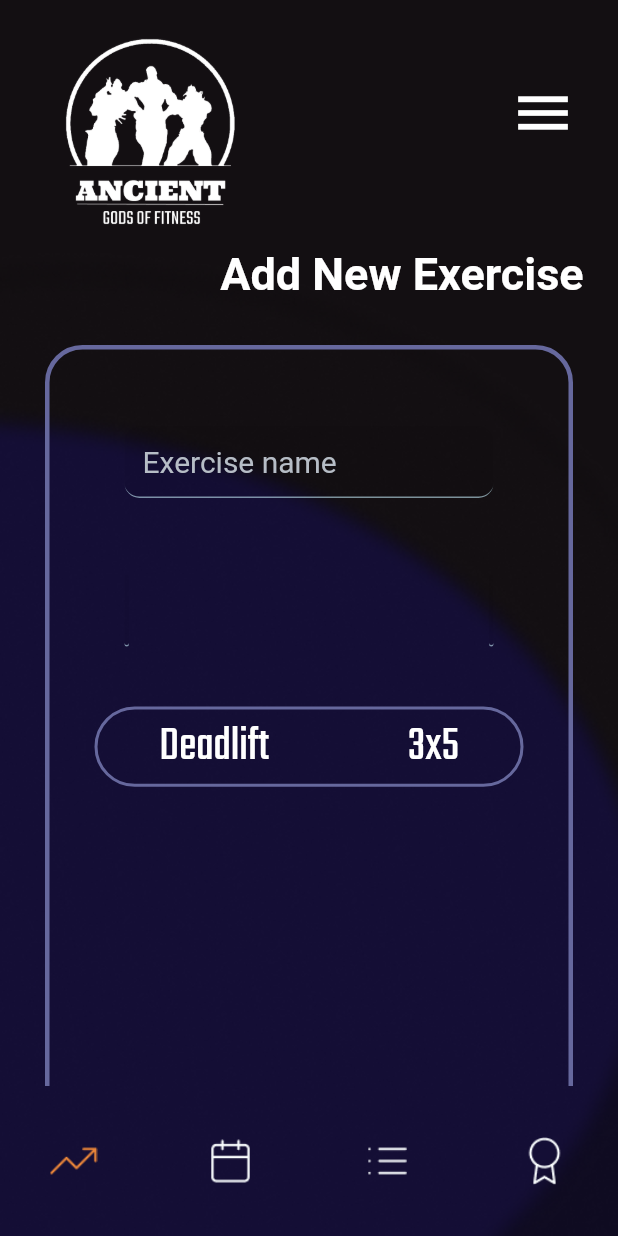
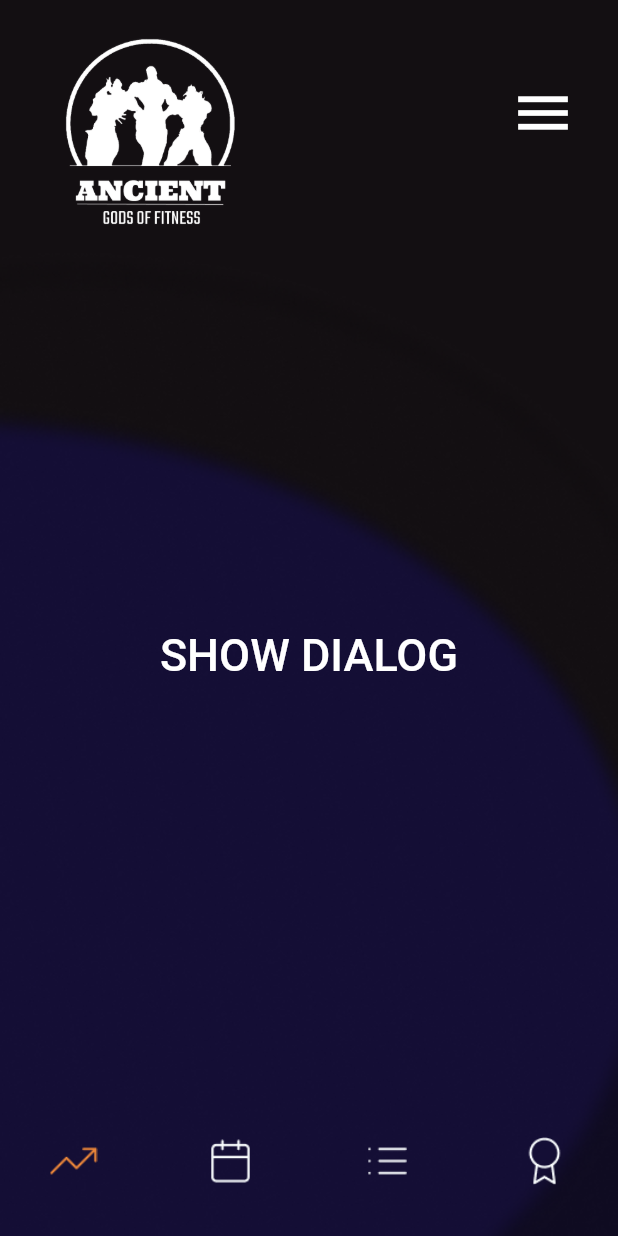
Before and after one commit to jowczar/workout-app, a Flutter app: the screen it shows after launch, on a phone screen of 412 x 824 dp. Run offline on Flutter 3.47's test engine with Material 2 defaults, Android fonts, the phone set to English and light mode, and no system bars; drawn by our look-alikes of flutter_slidable; our stand-ins replace bloc, cached_network_image, flutter_bloc, flutter_svg; missing offline and left inert: dart:ffi, indexed.

Commit message:
Add custom drawer and alert dialog

```diff
--- a/frontend/lib/screens/add_exercise_screen/page/add_exercise_page.dart
+++ b/frontend/lib/screens/add_exercise_screen/page/add_exercise_page.dart
@@ -1,6 +1,7 @@
 import 'package:workout_app/screens/add_exercise_screen/widget/add_exercise_content.dart';
 import 'package:workout_app/screens/common_widgets/custom_app_bar.dart';
 import 'package:workout_app/screens/common_widgets/custom_bottom_navigation_bar.dart';
+import 'package:workout_app/screens/common_widgets/custom_drawer.dart';
 import 'package:workout_app/screens/forgot_password/page/forgot_password_page.dart';
 import 'package:workout_app/screens/sign_in/bloc/sign_in_bloc.dart';
 
@@ -19,6 +20,7 @@ class AddExercisePage extends StatelessWidget {
         extendBody: true,
         appBar: PreferredSize(
             child: CustomAppBar(), preferredSize: Size.fromHeight(150)),
+        endDrawer: CustomDrawer(),
         // appBar: AppBar(
         //     elevation: 0,
         //     backgroundColor: Colors.amber,
--- a/frontend/lib/screens/add_exercise_screen/widget/add_exercise_content.dart
+++ b/frontend/lib/screens/add_exercise_screen/widget/add_exercise_content.dart
@@ -12,6 +12,7 @@ import 'package:workout_app/screens/common_widgets/mini_logo.dart';
 import 'package:workout_app/screens/common_widgets/or_field.dart';
 import 'package:workout_app/screens/common_widgets/slidable_button.dart';
 import 'package:workout_app/screens/common_widgets/text_field.dart';
+import 'package:workout_app/screens/common_widgets/custom_alert_dialog.dart';
 import 'package:workout_app/screens/sign_in/bloc/sign_in_bloc.dart';
 import 'package:flutter/cupertino.dart';
 import 'package:flutter/gestures.dart';
@@ -41,7 +42,7 @@ class AddExerciseContent extends StatelessWidget {
                 currState is NextTabBarPageState,
             builder: (context, state) {
               if (state is LoadingState) {
-                return _createLoading();
+                // return _createLoading();
               } else if (state is ErrorState || state is NextTabBarPageState) {
                 return SizedBox();
               }
@@ -53,18 +54,6 @@ class AddExerciseContent extends StatelessWidget {
     );
   }
 
-  Widget _renderLogo(BuildContext context, double logoSize) {
-    return Center(
-      child: Padding(
-          padding: const EdgeInsets.all(1.0),
-          child: Image.asset(
-            ImageConstant.imgLogo,
-            height: logoSize,
-            width: logoSize,
-          )),
-    );
-  }
-
   Widget _createMainData(BuildContext context) {
     return SafeArea(
         child: SizedBox(
@@ -72,215 +61,238 @@ class AddExerciseContent extends StatelessWidget {
             width: MediaQuery.of(context).size.width,
             child: Stack(children: <Widget>[
               const SizedBox(height: 300),
-              Padding(
-                  padding: getPadding(top: 15, right: 20),
-                  child: Column(
-                    crossAxisAlignment: CrossAxisAlignment.end,
-                    children: <Widget>[
-                      Row(
-                          mainAxisAlignment: MainAxisAlignment.end,
-                          crossAxisAlignment: CrossAxisAlignment.center,
-                          children: const <Widget>[
-                            Text(
-                              TextConstant.addNewExercise,
-                              textAlign: TextAlign.center,
-                              overflow: TextOverflow.ellipsis,
-                              style: TextStyle(
-                                  fontWeight: FontWeight.bold,
-                                  fontSize: 30,
-                                  color: Color.fromARGB(255, 255, 255, 255)),
-                            ),
-                          ]),
-                    ],
-                  )),
-              Positioned(
-                  child: AuthorizationBox(
-                isLogoEnabled: false,
-                child: Column(
-                  children: <Widget>[
-                    _createForm(context),
-                    const SizedBox(height: 350),
-                    Padding(
-                        padding: getPadding(left: 2),
-                        child: Column(
-                          crossAxisAlignment: CrossAxisAlignment.end,
-                          children: [
-                            Row(
-                              mainAxisAlignment: MainAxisAlignment.spaceBetween,
-                              children: <Widget>[
-                                _createCancelButton(context),
-                                _createSaveButton(context),
-                              ],
-                            )
-                          ],
-                        ))
-                  ],
-                ),
-              )),
+              CustomAlertDialog()
             ])));
   }
 
-  Widget _createLoading() {
-    return Loader();
-  }
+  // Widget _renderLogo(BuildContext context, double logoSize) {
+  //   return Center(
+  //     child: Padding(
+  //         padding: const EdgeInsets.all(1.0),
+  //         child: Image.asset(
+  //           ImageConstant.imgLogo,
+  //           height: logoSize,
+  //           width: logoSize,
+  //         )),
+  //   );
+  // }
 
-  Widget _createForm(BuildContext context) {
-    final bloc = BlocProvider.of<SignInBloc>(context);
-    return BlocBuilder<SignInBloc, SignInState>(
-      buildWhen: (_, currState) => currState is ShowErrorState,
-      builder: (context, state) {
-        return Column(
-          crossAxisAlignment: CrossAxisAlignment.start,
-          mainAxisSize: MainAxisSize.min,
-          children: [
-            CustomTextField(
-              title: "",
-              textInputAction: TextInputAction.next,
-              placeholder: TextConstant.exerciseName,
-              controller: bloc.emailController, //to change
-              errorText: "",
-              isError: false,
-              onTextChanged: () {
-                bloc.add(OnTextChangeEvent());
-              },
-            ),
-            const SizedBox(height: 30),
-            Row(
-              mainAxisAlignment: MainAxisAlignment.spaceBetween,
-              children: [
-                Expanded(
-                    child: Container(
-                  width: 338,
-                  child: CustomTextField(
-                    title: "",
-                    textInputAction: TextInputAction.next,
-                    placeholder: TextConstant.weight,
-                    controller: bloc.emailController, //to change
-                    errorText: "",
-                    isError: false,
-                    onTextChanged: () {
-                      bloc.add(OnTextChangeEvent());
-                    },
-                  ),
-                )),
-                const SizedBox(width: 200),
-                Expanded(
-                    child: Container(
-                  width: 338,
-                  child: CustomTextField(
-                    title: "",
-                    textInputAction: TextInputAction.next,
-                    placeholder: TextConstant.reps,
-                    controller: bloc.emailController, //to change
-                    errorText: "",
-                    isError: false,
-                    onTextChanged: () {
-                      bloc.add(OnTextChangeEvent());
-                    },
-                  ),
-                )),
-              ],
-            ),
-            const SizedBox(height: 40),
-            SlidableButton(),
-            Row(
-              mainAxisAlignment: MainAxisAlignment.spaceBetween,
-              children: <Widget>[
-                _createCopyLastSetButton(context),
-                _createAddNewSetButton(context),
-              ],
-            ),
-          ],
-        );
-      },
-    );
-  }
+  // Widget _createMainData(BuildContext context) {
+  //   return SafeArea(
+  //       child: SizedBox(
+  //           height: MediaQuery.of(context).size.height,
+  //           width: MediaQuery.of(context).size.width,
+  //           child: Stack(children: <Widget>[
+  //             const SizedBox(height: 300),
+  //             Padding(
+  //                 padding: getPadding(top: 15, right: 20),
+  //                 child: Column(
+  //                   crossAxisAlignment: CrossAxisAlignment.end,
+  //                   children: <Widget>[
+  //                     Row(
+  //                         mainAxisAlignment: MainAxisAlignment.end,
+  //                         crossAxisAlignment: CrossAxisAlignment.center,
+  //                         children: const <Widget>[
+  //                           Text(
+  //                             TextConstant.addNewExercise,
+  //                             textAlign: TextAlign.center,
+  //                             overflow: TextOverflow.ellipsis,
+  //                             style: TextStyle(
+  //                                 fontWeight: FontWeight.bold,
+  //                                 fontSize: 30,
+  //                                 color: Color.fromARGB(255, 255, 255, 255)),
+  //                           ),
+  //                         ]),
+  //                   ],
+  //                 )),
+  //             Positioned(
+  //                 child: AuthorizationBox(
+  //               isLogoEnabled: false,
+  //               child: Column(
+  //                 children: <Widget>[
+  //                   _createForm(context),
+  //                   const SizedBox(height: 350),
+  //                   Padding(
+  //                       padding: getPadding(left: 2),
+  //                       child: Column(
+  //                         crossAxisAlignment: CrossAxisAlignment.end,
+  //                         children: [
+  //                           Row(
+  //                             mainAxisAlignment: MainAxisAlignment.spaceBetween,
+  //                             children: <Widget>[
+  //                               _createCancelButton(context),
+  //                               _createSaveButton(context),
+  //                             ],
+  //                           )
+  //                         ],
+  //                       ))
+  //                 ],
+  //               ),
+  //             )),
+  //           ])));
+  // }
 
-  Widget _createCancelButton(BuildContext context) {
-    final bloc = BlocProvider.of<SignInBloc>(context);
-    return Padding(
-      padding: const EdgeInsets.symmetric(horizontal: 20),
-      child: BlocBuilder<SignInBloc, SignInState>(
-        buildWhen: (_, currState) =>
-            currState is SignInButtonEnableChangedState,
-        builder: (context, state) {
-          return CustomButton(
-            onTap: () {
-              FocusScope.of(context).unfocus();
-              bloc.add(SignInTappedEvent());
-            },
-            text: TextConstant.cancelButton,
-            width: 238,
-            variant: ButtonVariant.CancelButton,
-          );
-        },
-      ),
-    );
-  }
+  // Widget _createLoading() {
+  //   return Loader();
+  // }
 
-  Widget _createSaveButton(BuildContext context) {
-    final bloc = BlocProvider.of<SignInBloc>(context);
-    return Padding(
-      padding: const EdgeInsets.symmetric(horizontal: 20),
-      child: BlocBuilder<SignInBloc, SignInState>(
-        buildWhen: (_, currState) =>
-            currState is SignInButtonEnableChangedState,
-        builder: (context, state) {
-          return CustomButton(
-            onTap: () {
-              FocusScope.of(context).unfocus();
-              bloc.add(SignInTappedEvent());
-            },
-            text: TextConstant.saveButton,
-            width: 238,
-            variant: ButtonVariant.SaveButton,
-          );
-        },
-      ),
-    );
-  }
+  // Widget _createForm(BuildContext context) {
+  //   final bloc = BlocProvider.of<SignInBloc>(context);
+  //   return BlocBuilder<SignInBloc, SignInState>(
+  //     buildWhen: (_, currState) => currState is ShowErrorState,
+  //     builder: (context, state) {
+  //       return Column(
+  //         crossAxisAlignment: CrossAxisAlignment.start,
+  //         mainAxisSize: MainAxisSize.min,
+  //         children: [
+  //           CustomTextField(
+  //             title: "",
+  //             textInputAction: TextInputAction.next,
+  //             placeholder: TextConstant.exerciseName,
+  //             controller: bloc.emailController, //to change
+  //             errorText: "",
+  //             isError: false,
+  //             onTextChanged: () {
+  //               bloc.add(OnTextChangeEvent());
+  //             },
+  //           ),
+  //           const SizedBox(height: 30),
+  //           Row(
+  //             mainAxisAlignment: MainAxisAlignment.spaceBetween,
+  //             children: [
+  //               Expanded(
+  //                   child: Container(
+  //                 width: 338,
+  //                 child: CustomTextField(
+  //                   title: "",
+  //                   textInputAction: TextInputAction.next,
+  //                   placeholder: TextConstant.weight,
+  //                   controller: bloc.emailController, //to change
+  //                   errorText: "",
+  //                   isError: false,
+  //                   onTextChanged: () {
+  //                     bloc.add(OnTextChangeEvent());
+  //                   },
+  //                 ),
+  //               )),
+  //               const SizedBox(width: 200),
+  //               Expanded(
+  //                   child: Container(
+  //                 width: 338,
+  //                 child: CustomTextField(
+  //                   title: "",
+  //                   textInputAction: TextInputAction.next,
+  //                   placeholder: TextConstant.reps,
+  //                   controller: bloc.emailController, //to change
+  //                   errorText: "",
+  //                   isError: false,
+  //                   onTextChanged: () {
+  //                     bloc.add(OnTextChangeEvent());
+  //                   },
+  //                 ),
+  //               )),
+  //             ],
+  //           ),
+  //           const SizedBox(height: 40),
+  //           SlidableButton(),
+  //           Row(
+  //             mainAxisAlignment: MainAxisAlignment.spaceBetween,
+  //             children: <Widget>[
+  //               _createCopyLastSetButton(context),
+  //               _createAddNewSetButton(context),
+  //             ],
+  //           ),
+  //         ],
+  //       );
+  //     },
+  //   );
+  // }
 
-  Widget _createCopyLastSetButton(BuildContext context) {
-    final bloc = BlocProvider.of<SignInBloc>(context);
-    return Padding(
-      padding: const EdgeInsets.symmetric(horizontal: 20),
-      child: BlocBuilder<SignInBloc, SignInState>(
-        buildWhen: (_, currState) =>
-            currState is SignInButtonEnableChangedState,
-        builder: (context, state) {
-          return CustomButton(
-            onTap: () {
-              FocusScope.of(context).unfocus();
-              bloc.add(SignInTappedEvent());
-            },
-            text: TextConstant.copyLastSet,
-            width: 238,
-            variant: ButtonVariant.ExerciseButtons,
-          );
-        },
-      ),
-    );
-  }
+  // Widget _createCancelButton(BuildContext context) {
+  //   final bloc = BlocProvider.of<SignInBloc>(context);
+  //   return Padding(
+  //     padding: const EdgeInsets.symmetric(horizontal: 20),
+  //     child: BlocBuilder<SignInBloc, SignInState>(
+  //       buildWhen: (_, currState) =>
+  //           currState is SignInButtonEnableChangedState,
+  //       builder: (context, state) {
+  //         return CustomButton(
+  //           onTap: () {
+  //             FocusScope.of(context).unfocus();
+  //             bloc.add(SignInTappedEvent());
+  //           },
+  //           text: TextConstant.cancelButton,
+  //           width: 238,
+  //           variant: ButtonVariant.CancelButton,
+  //         );
+  //       },
+  //     ),
+  //   );
+  // }
 
-  Widget _createAddNewSetButton(BuildContext context) {
-    final bloc = BlocProvider.of<SignInBloc>(context);
-    return Padding(
-      padding: const EdgeInsets.symmetric(horizontal: 20),
-      child: BlocBuilder<SignInBloc, SignInState>(
-        buildWhen: (_, currState) =>
-            currState is SignInButtonEnableChangedState,
-        builder: (context, state) {
-          return CustomButton(
-            onTap: () {
-              FocusScope.of(context).unfocus();
-              bloc.add(SignInTappedEvent());
-            },
-            text: TextConstant.addNewSet,
-            width: 238,
-            variant: ButtonVariant.ExerciseButtons,
-          );
-        },
-      ),
-    );
-  }
+  // Widget _createSaveButton(BuildContext context) {
+  //   final bloc = BlocProvider.of<SignInBloc>(context);
+  //   return Padding(
+  //     padding: const EdgeInsets.symmetric(horizontal: 20),
+  //     child: BlocBuilder<SignInBloc, SignInState>(
+  //       buildWhen: (_, currState) =>
+  //           currState is SignInButtonEnableChangedState,
+  //       builder: (context, state) {
+  //         return CustomButton(
+  //           onTap: () {
+  //             FocusScope.of(context).unfocus();
+  //             bloc.add(SignInTappedEvent());
+  //           },
+  //           text: TextConstant.saveButton,
+  //           width: 238,
+  //           variant: ButtonVariant.SaveButton,
+  //         );
+  //       },
+  //     ),
+  //   );
+  // }
+
+  // Widget _createCopyLastSetButton(BuildContext context) {
+  //   final bloc = BlocProvider.of<SignInBloc>(context);
+  //   return Padding(
+  //     padding: const EdgeInsets.symmetric(horizontal: 20),
+  //     child: BlocBuilder<SignInBloc, SignInState>(
+  //       buildWhen: (_, currState) =>
+  //           currState is SignInButtonEnableChangedState,
+  //       builder: (context, state) {
+  //         return CustomButton(
+  //           onTap: () {
+  //             FocusScope.of(context).unfocus();
+  //             bloc.add(SignInTappedEvent());
+  //           },
+  //           text: TextConstant.copyLastSet,
+  //           width: 238,
+  //           variant: ButtonVariant.ExerciseButtons,
+  //         );
+  //       },
+  //     ),
+  //   );
+  // }
+
+  // Widget _createAddNewSetButton(BuildContext context) {
+  //   final bloc = BlocProvider.of<SignInBloc>(context);
+  //   return Padding(
+  //     padding: const EdgeInsets.symmetric(horizontal: 20),
+  //     child: BlocBuilder<SignInBloc, SignInState>(
+  //       buildWhen: (_, currState) =>
+  //           currState is SignInButtonEnableChangedState,
+  //       builder: (context, state) {
+  //         return CustomButton(
+  //           onTap: () {
+  //             FocusScope.of(context).unfocus();
+  //             bloc.add(SignInTappedEvent());
+  //           },
+  //           text: TextConstant.addNewSet,
+  //           width: 238,
+  //           variant: ButtonVariant.ExerciseButtons,
+  //         );
+  //       },
+  //     ),
+  //   );
+  // }
 }
--- /dev/null
+++ b/frontend/lib/screens/common_widgets/custom_alert_dialog.dart
@@ -0,0 +1,43 @@
+import 'package:flutter/material.dart';
+
+class CustomAlertDialog extends StatefulWidget {
+  const CustomAlertDialog({Key? key}) : super(key: key);
+
+  @override
+  _AlertDialogState createState() => _AlertDialogState();
+}
+
+class _AlertDialogState extends State<CustomAlertDialog> {
+  void _showDialog() {
+    showDialog(
+        context: context,
+        builder: (context) {
+          return AlertDialog(
+              title: Text('How many repetitions did you do?'),
+              content: Text('Content, more info'),
+              actions: [
+                MaterialButton(
+                  onPressed: () {
+                    Navigator.pop(context);
+                  },
+                  child: Text('Cancel'),
+                ),
+                MaterialButton(
+                  onPressed: () {},
+                  child: Text('Confirm'),
+                )
+              ]);
+        });
+  }
+
+  @override
+  Widget build(BuildContext context) {
+    return Scaffold(
+        backgroundColor: Colors.transparent,
+        body: Center(
+            child: MaterialButton(
+                onPressed: _showDialog,
+                child: Text('SHOW DIALOG',
+                    style: TextStyle(fontSize: 30, color: Colors.white)))));
+  }
+}
--- a/frontend/lib/screens/common_widgets/custom_app_bar.dart
+++ b/frontend/lib/screens/common_widgets/custom_app_bar.dart
@@ -1,5 +1,6 @@
 import 'package:workout_app/core/utils/color_constant.dart';
 import 'package:flutter/material.dart';
+import 'package:workout_app/screens/common_widgets/custom_drawer.dart';
 import 'package:workout_app/screens/common_widgets/mini_logo.dart';
 
 class CustomAppBar extends StatelessWidget implements PreferredSizeWidget {
@@ -23,7 +24,9 @@ class CustomAppBar extends StatelessWidget implements PreferredSizeWidget {
                   padding: EdgeInsets.all(20),
                   child: IconButton(
                     icon: Icon(Icons.menu, color: Colors.white),
-                    onPressed: () {},
+                    onPressed: () {
+                      Scaffold.of(context).openEndDrawer();
+                    },
                     iconSize: 44,
                   )))
         ],
```
Also changed, not shown: frontend/lib/screens/common_widgets/custom_drawer.dart (added, +97 -0 lines), frontend/lib/screens/common_widgets/menu_button.dart (deleted).
